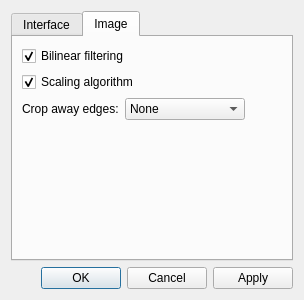
This is src/qvoptionsdialog.ui in jurplel/qView as Qt 5 draws it before an edit. The edited form follows.
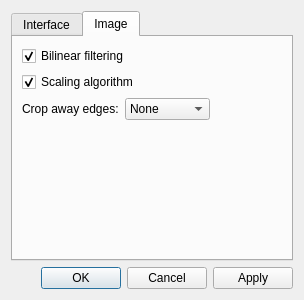
This is the edited form.

What changed in the file:
```diff
--- a/src/qvoptionsdialog.ui
+++ b/src/qvoptionsdialog.ui
@@ -188,17 +188,11 @@
          <item>
           <widget class="QComboBox" name="cropModeComboBox">
            <property name="sizePolicy">
-            <sizepolicy hsizetype="Preferred" vsizetype="Fixed">
+            <sizepolicy hsizetype="Preferred" vsizetype="Preferred">
              <horstretch>0</horstretch>
              <verstretch>0</verstretch>
             </sizepolicy>
            </property>
-           <property name="minimumSize">
-            <size>
-             <width>120</width>
-             <height>0</height>
-            </size>
-           </property>
            <item>
             <property name="text">
              <string>None</string>
@@ -206,12 +200,12 @@
            </item>
            <item>
             <property name="text">
-             <string>Sides</string>
+             <string>Vertical</string>
             </property>
            </item>
            <item>
             <property name="text">
-             <string>Top &amp; Bottom</string>
+             <string>Horizontal</string>
             </property>
            </item>
           </widget>
```
